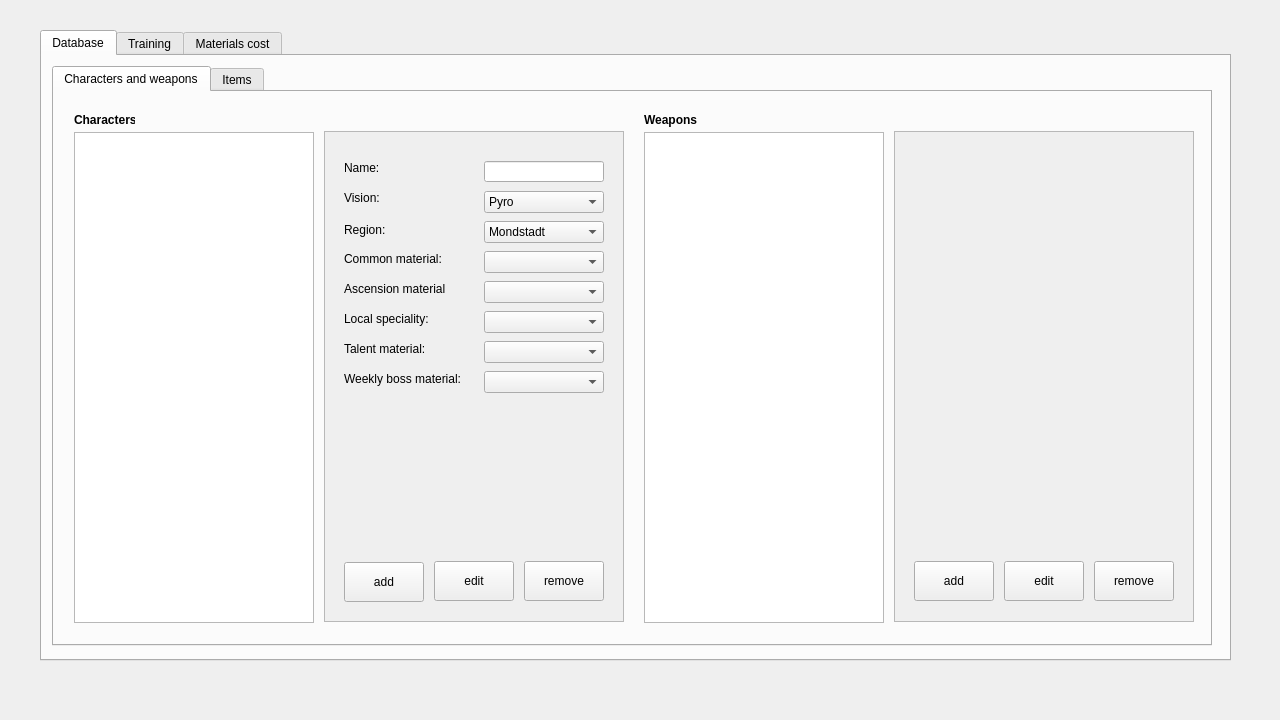
Old version of the form genshin_calculator.ui in the repository crimvael/genshin_calculator.
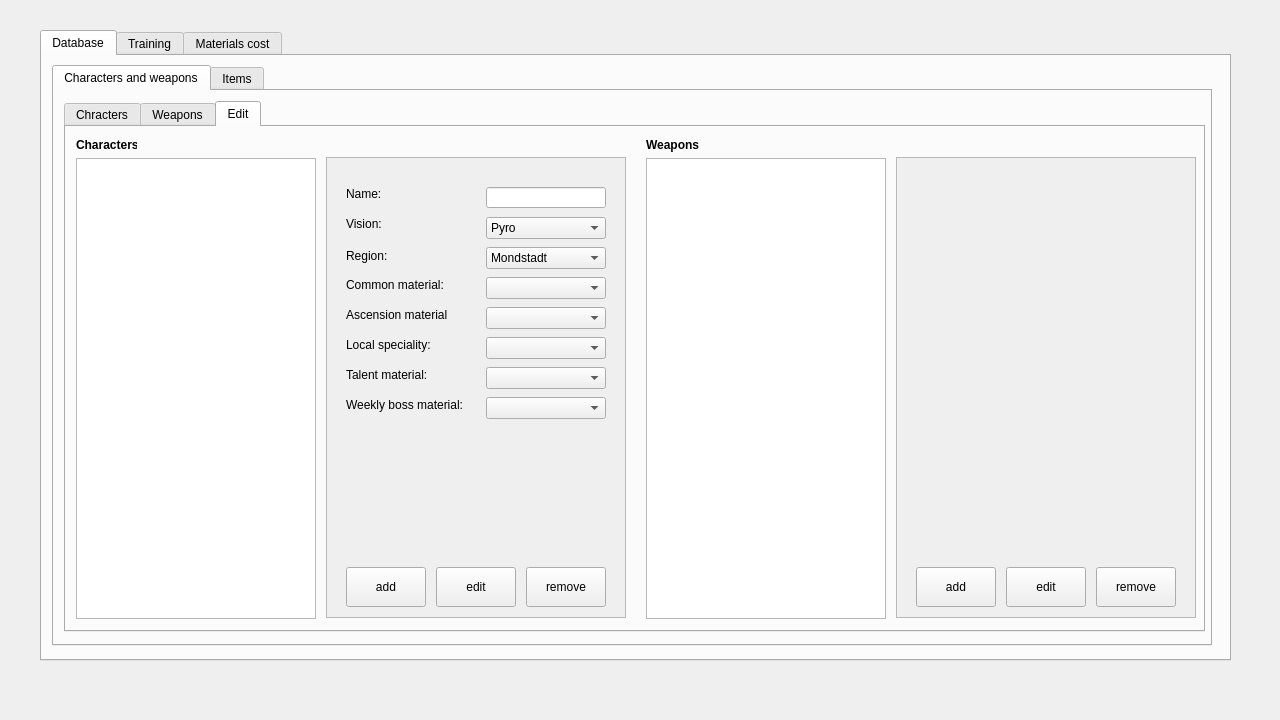
New version of the form. The open tabs and pages were chosen to show the change.

```diff
--- a/genshin_calculator.ui
+++ b/genshin_calculator.ui
@@ -55,9 +55,9 @@
       <property name="geometry">
        <rect>
         <x>10</x>
-        <y>10</y>
+        <y>9</y>
         <width>1160</width>
-        <height>580</height>
+        <height>581</height>
        </rect>
       </property>
       <property name="currentIndex">
@@ -67,13 +67,172 @@
        <attribute name="title">
         <string>Characters and weapons</string>
        </attribute>
+       <widget class="QTabWidget" name="tabWidget_4">
+        <property name="geometry">
+         <rect>
+          <x>10</x>
+          <y>10</y>
+          <width>1141</width>
+          <height>531</height>
+         </rect>
+        </property>
+        <property name="currentIndex">
+         <number>0</number>
+        </property>
+        <widget class="QWidget" name="tab_13">
+         <attribute name="title">
+          <string>Chracters</string>
+         </attribute>
+         <widget class="QTableWidget" name="tableWidget_2">
+          <property name="geometry">
+           <rect>
+            <x>10</x>
+            <y>10</y>
+            <width>1111</width>
+            <height>481</height>
+           </rect>
+          </property>
+          <property name="editTriggers">
+           <set>QAbstractItemView::NoEditTriggers</set>
+          </property>
+          <property name="selectionBehavior">
+           <enum>QAbstractItemView::SelectRows</enum>
+          </property>
+          <property name="textElideMode">
+           <enum>Qt::ElideRight</enum>
+          </property>
+          <property name="sortingEnabled">
+           <bool>true</bool>
+          </property>
+          <property name="wordWrap">
+           <bool>true</bool>
+          </property>
+          <column>
+           <property name="text">
+            <string>Name</string>
+           </property>
+          </column>
+          <column>
+           <property name="text">
+            <string>Vision</string>
+           </property>
+          </column>
+          <column>
+           <property name="text">
+            <string>Region</string>
+           </property>
+          </column>
+          <column>
+           <property name="text">
+            <string>Common material</string>
+           </property>
+          </column>
+          <column>
+           <property name="text">
+            <string>Ascension material</string>
+           </property>
+          </column>
+          <column>
+           <property name="text">
+            <string>Local speciality</string>
+           </property>
+          </column>
+          <column>
+           <property name="text">
+            <string>Talent book</string>
+           </property>
+          </column>
+          <column>
+           <property name="text">
+            <string>Weekly boss</string>
+           </property>
+          </column>
+         </widget>
+        </widget>
+        <widget class="QWidget" name="tab_12">
+         <attribute name="title">
+          <string>Weapons</string>
+         </attribute>
+        </widget>
+        <widget class="QWidget" name="tab_11">
+         <attribute name="title">
+          <string>Edit</string>
+         </attribute>
+         <widget class="QFrame" name="frame_3">
+          <property name="geometry">
+           <rect>
+            <x>830</x>
+            <y>30</y>
+            <width>300</width>
+            <height>461</height>
+           </rect>
+          </property>
+          <property name="autoFillBackground">
+           <bool>true</bool>
+          </property>
+          <property name="frameShape">
+           <enum>QFrame::StyledPanel</enum>
+          </property>
+          <property name="frameShadow">
+           <enum>QFrame::Raised</enum>
+          </property>
+          <widget class="QPushButton" name="pushButton_5">
+           <property name="geometry">
+            <rect>
+             <x>110</x>
+             <y>410</y>
+             <width>80</width>
+             <height>40</height>
+            </rect>
+           </property>
+           <property name="text">
+            <string>edit</string>
+           </property>
+          </widget>
+          <widget class="QPushButton" name="pushButton_6">
+           <property name="geometry">
+            <rect>
+             <x>200</x>
+             <y>410</y>
+             <width>80</width>
+             <height>40</height>
+            </rect>
+           </property>
+           <property name="text">
+            <string>remove</string>
+           </property>
+          </widget>
+          <widget class="QPushButton" name="pushButton_20">
+           <property name="geometry">
+            <rect>
+             <x>20</x>
+             <y>410</y>
+             <width>80</width>
+             <height>40</height>
+            </rect>
+           </property>
+           <property name="text">
+            <string>add</string>
+           </property>
+          </widget>
+         </widget>
+         <widget class="QListWidget" name="listWidget_7">
+          <property name="geometry">
+           <rect>
+            <x>10</x>
+            <y>31</y>
+            <width>240</width>
+            <height>461</height>
+           </rect>
+          </property>
+         </widget>
        <widget class="QFrame" name="frame_2">
         <property name="geometry">
          <rect>
-          <x>270</x>
-          <y>39</y>
+            <x>260</x>
+            <y>30</y>
           <width>300</width>
-          <height>491</height>
+            <height>461</height>
          </rect>
         </property>
         <property name="autoFillBackground">
@@ -89,7 +248,7 @@
          <property name="geometry">
           <rect>
            <x>110</x>
-           <y>430</y>
+             <y>410</y>
            <width>80</width>
            <height>40</height>
           </rect>
@@ -102,7 +261,7 @@
          <property name="geometry">
           <rect>
            <x>200</x>
-           <y>430</y>
+             <y>410</y>
            <width>80</width>
            <height>40</height>
           </rect>
@@ -352,70 +511,11 @@
           </rect>
          </property>
         </widget>
-       </widget>
-       <widget class="QFrame" name="frame_3">
-        <property name="geometry">
-         <rect>
-          <x>840</x>
-          <y>39</y>
-          <width>300</width>
-          <height>491</height>
-         </rect>
-        </property>
-        <property name="autoFillBackground">
-         <bool>true</bool>
-        </property>
-        <property name="frameShape">
-         <enum>QFrame::StyledPanel</enum>
-        </property>
-        <property name="frameShadow">
-         <enum>QFrame::Raised</enum>
-        </property>
-        <widget class="QPushButton" name="pushButton_5">
-         <property name="geometry">
-          <rect>
-           <x>110</x>
-           <y>430</y>
-           <width>80</width>
-           <height>40</height>
-          </rect>
-         </property>
-         <property name="text">
-          <string>edit</string>
-         </property>
-        </widget>
-        <widget class="QPushButton" name="pushButton_6">
-         <property name="geometry">
-          <rect>
-           <x>200</x>
-           <y>430</y>
-           <width>80</width>
-           <height>40</height>
-          </rect>
-         </property>
-         <property name="text">
-          <string>remove</string>
-         </property>
-        </widget>
-        <widget class="QPushButton" name="pushButton_20">
-         <property name="geometry">
-          <rect>
-           <x>20</x>
-           <y>430</y>
-           <width>80</width>
-           <height>40</height>
-          </rect>
-         </property>
-         <property name="text">
-          <string>add</string>
-         </property>
-        </widget>
-       </widget>
        <widget class="QPushButton" name="pushButton_19">
         <property name="geometry">
          <rect>
-          <x>290</x>
-          <y>470</y>
+             <x>20</x>
+             <y>410</y>
           <width>80</width>
           <height>40</height>
          </rect>
@@ -424,63 +524,56 @@
          <string>add</string>
         </property>
        </widget>
-       <widget class="QLabel" name="label_24">
-        <property name="geometry">
-         <rect>
-          <x>20</x>
-          <y>20</y>
-          <width>61</width>
-          <height>16</height>
-         </rect>
-        </property>
-        <property name="font">
-         <font>
-          <weight>75</weight>
-          <bold>true</bold>
-         </font>
-        </property>
-        <property name="text">
-         <string>Characters</string>
-        </property>
-       </widget>
-       <widget class="QLabel" name="label_25">
-        <property name="geometry">
-         <rect>
-          <x>590</x>
-          <y>20</y>
-          <width>61</width>
-          <height>16</height>
-         </rect>
-        </property>
-        <property name="font">
-         <font>
-          <weight>75</weight>
-          <bold>true</bold>
-         </font>
-        </property>
-        <property name="text">
-         <string>Weapons</string>
-        </property>
-       </widget>
-       <widget class="QListWidget" name="listWidget_7">
-        <property name="geometry">
-         <rect>
-          <x>20</x>
-          <y>40</y>
-          <width>240</width>
-          <height>491</height>
-         </rect>
-        </property>
        </widget>
        <widget class="QListWidget" name="listWidget_8">
         <property name="geometry">
          <rect>
-          <x>590</x>
-          <y>40</y>
+            <x>580</x>
+            <y>31</y>
           <width>240</width>
-          <height>491</height>
-         </rect>
-        </property>
+            <height>461</height>
+           </rect>
+          </property>
+         </widget>
+         <widget class="QLabel" name="label_25">
+          <property name="geometry">
+           <rect>
+            <x>580</x>
+            <y>10</y>
+            <width>61</width>
+            <height>16</height>
+           </rect>
+          </property>
+          <property name="font">
+           <font>
+            <weight>75</weight>
+            <bold>true</bold>
+           </font>
+          </property>
+          <property name="text">
+           <string>Weapons</string>
+          </property>
+         </widget>
+         <widget class="QLabel" name="label_24">
+          <property name="geometry">
+           <rect>
+            <x>10</x>
+            <y>10</y>
+            <width>61</width>
+            <height>16</height>
+           </rect>
+          </property>
+          <property name="font">
+           <font>
+            <weight>75</weight>
+            <bold>true</bold>
+           </font>
+          </property>
+          <property name="text">
+           <string>Characters</string>
+          </property>
+         </widget>
+        </widget>
        </widget>
       </widget>
       <widget class="QWidget" name="tab_6">
```
Left out of the diff: 123 changed lines with no effect on the pictures. Lines whose indentation alone changed are shown as unchanged.
